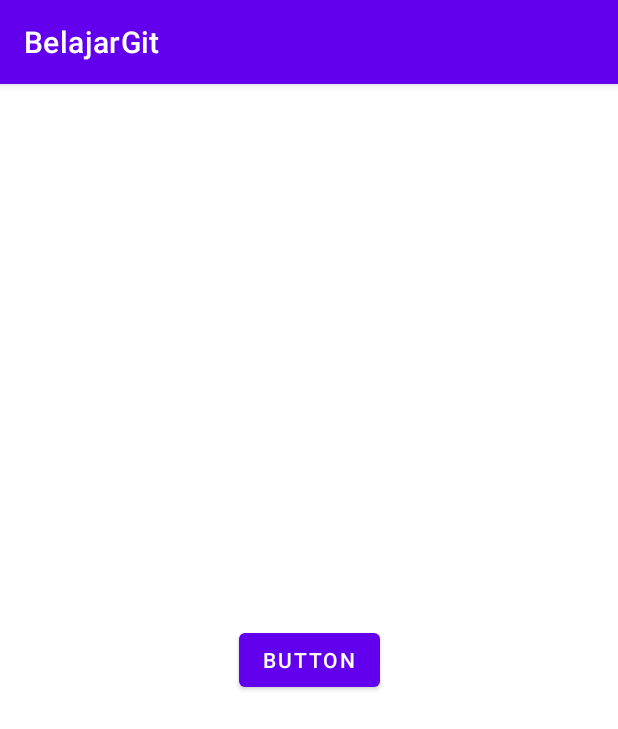
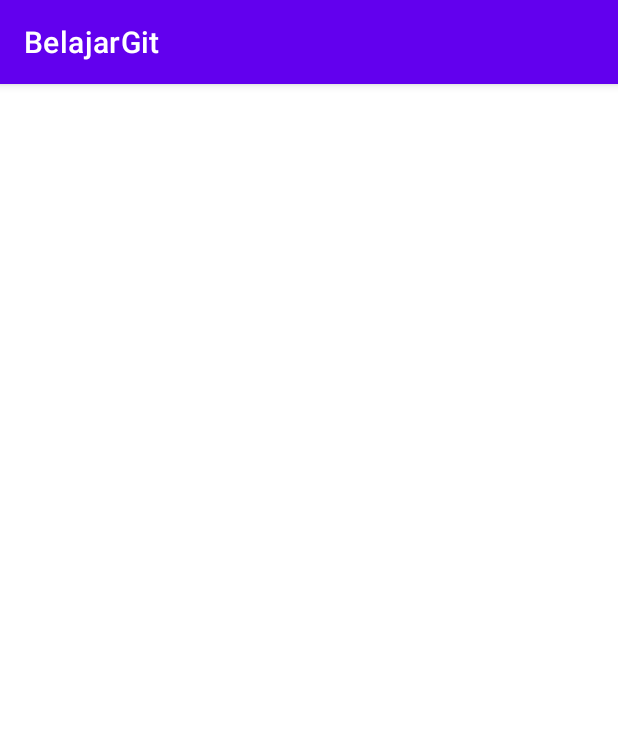
Before and after one commit to bagi-code/BelajarGit, an Android app: the AboutActivity screen opened directly, with no data from a screen before it, on a phone screen of 412 x 824 dp. Shown: the top 729 px of the screen. Run offline under Robolectric (Android 15) with nearby library versions, the phone set to English and light mode, and no system bars.

Commit message:
delete button about

```diff
--- a/app/src/main/res/layout/activity_about.xml
+++ b/app/src/main/res/layout/activity_about.xml
@@ -1,18 +1,6 @@
 <?xml version="1.0" encoding="utf-8"?>
 <androidx.constraintlayout.widget.ConstraintLayout xmlns:android="http://schemas.android.com/apk/res/android"
-    xmlns:app="http://schemas.android.com/apk/res-auto"
     xmlns:tools="http://schemas.android.com/tools"
     android:layout_width="match_parent"
     android:layout_height="match_parent"
-    tools:context=".AboutActivity">
-
-    <Button
-        android:id="@+id/button"
-        android:layout_width="wrap_content"
-        android:layout_height="wrap_content"
-        android:text="Button"
-        app:layout_constraintBottom_toBottomOf="parent"
-        app:layout_constraintEnd_toEndOf="parent"
-        app:layout_constraintStart_toStartOf="parent"
-        app:layout_constraintTop_toTopOf="parent" />
-</androidx.constraintlayout.widget.ConstraintLayout>
+    tools:context=".AboutActivity" />
```
